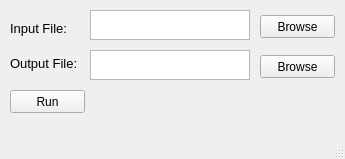
This is app/mainwindow.ui in A2va/Vidup as Qt 5 draws it before an edit. The edited form follows.
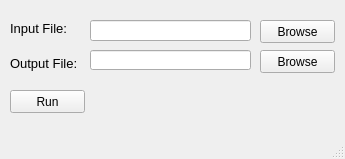
This is the edited form.

Commit message: ui: Use QLineEdit instead of QTextEdit

```diff
--- a/app/mainwindow.ui
+++ b/app/mainwindow.ui
@@ -56,26 +56,6 @@
      <bool>false</bool>
     </property>
    </widget>
-   <widget class="QTextEdit" name="inputFile">
-    <property name="geometry">
-     <rect>
-      <x>90</x>
-      <y>10</y>
-      <width>160</width>
-      <height>30</height>
-     </rect>
-    </property>
-   </widget>
-   <widget class="QTextEdit" name="outputFile">
-    <property name="geometry">
-     <rect>
-      <x>90</x>
-      <y>50</y>
-      <width>160</width>
-      <height>30</height>
-     </rect>
-    </property>
-   </widget>
    <widget class="QPushButton" name="runButton">
     <property name="geometry">
      <rect>
@@ -93,7 +73,7 @@
     <property name="geometry">
      <rect>
       <x>260</x>
-      <y>15</y>
+      <y>20</y>
       <width>75</width>
       <height>23</height>
      </rect>
@@ -106,7 +86,7 @@
     <property name="geometry">
      <rect>
       <x>260</x>
-      <y>55</y>
+      <y>50</y>
       <width>75</width>
       <height>23</height>
      </rect>
@@ -115,6 +95,26 @@
      <string>Browse</string>
     </property>
    </widget>
+   <widget class="QLineEdit" name="inputFile">
+    <property name="geometry">
+     <rect>
+      <x>90</x>
+      <y>20</y>
+      <width>161</width>
+      <height>21</height>
+     </rect>
+    </property>
+   </widget>
+   <widget class="QLineEdit" name="outputFile">
+    <property name="geometry">
+     <rect>
+      <x>90</x>
+      <y>50</y>
+      <width>161</width>
+      <height>20</height>
+     </rect>
+    </property>
+   </widget>
   </widget>
   <widget class="QMenuBar" name="menubar">
    <property name="geometry">
```
